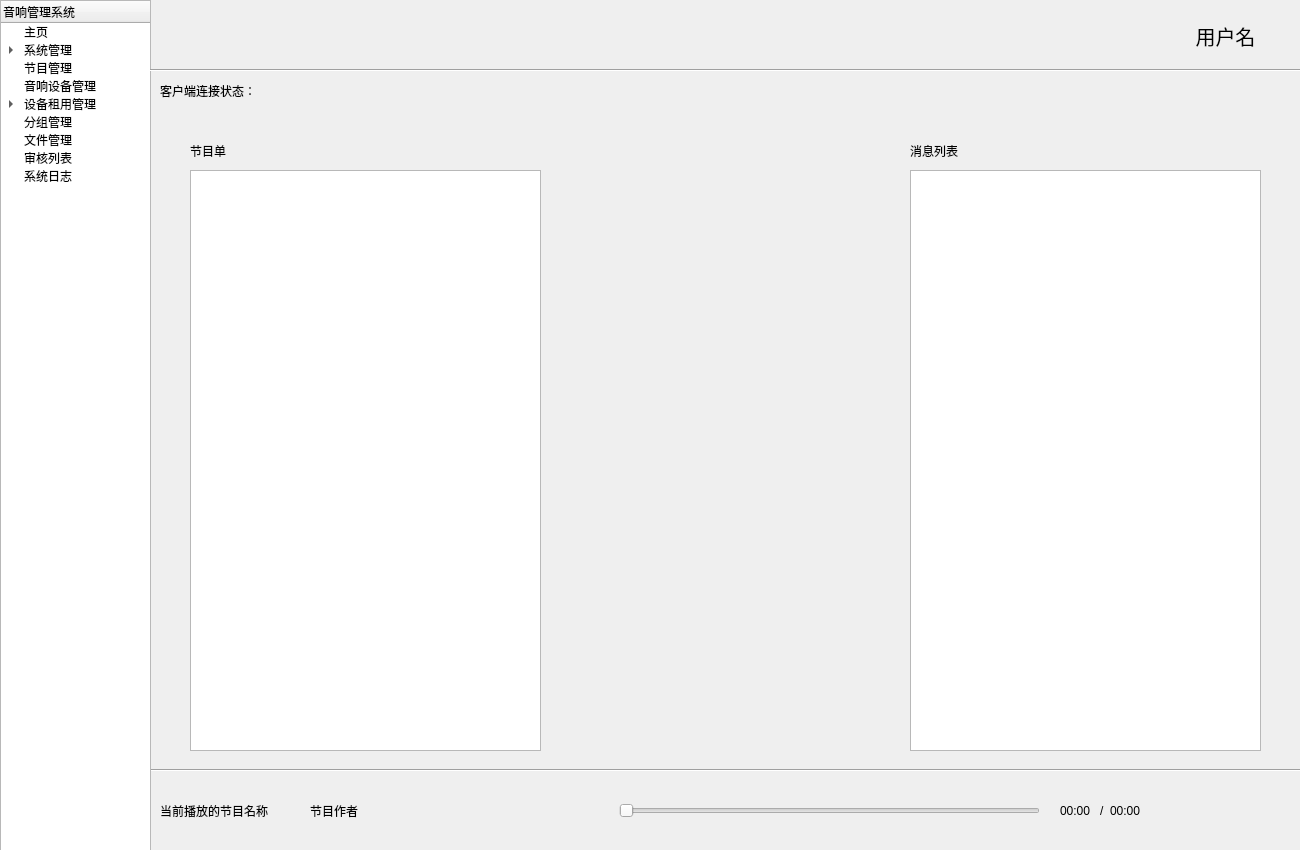
Old version of the form menu.ui in the repository sayoishoka/qtBroadcastServer.
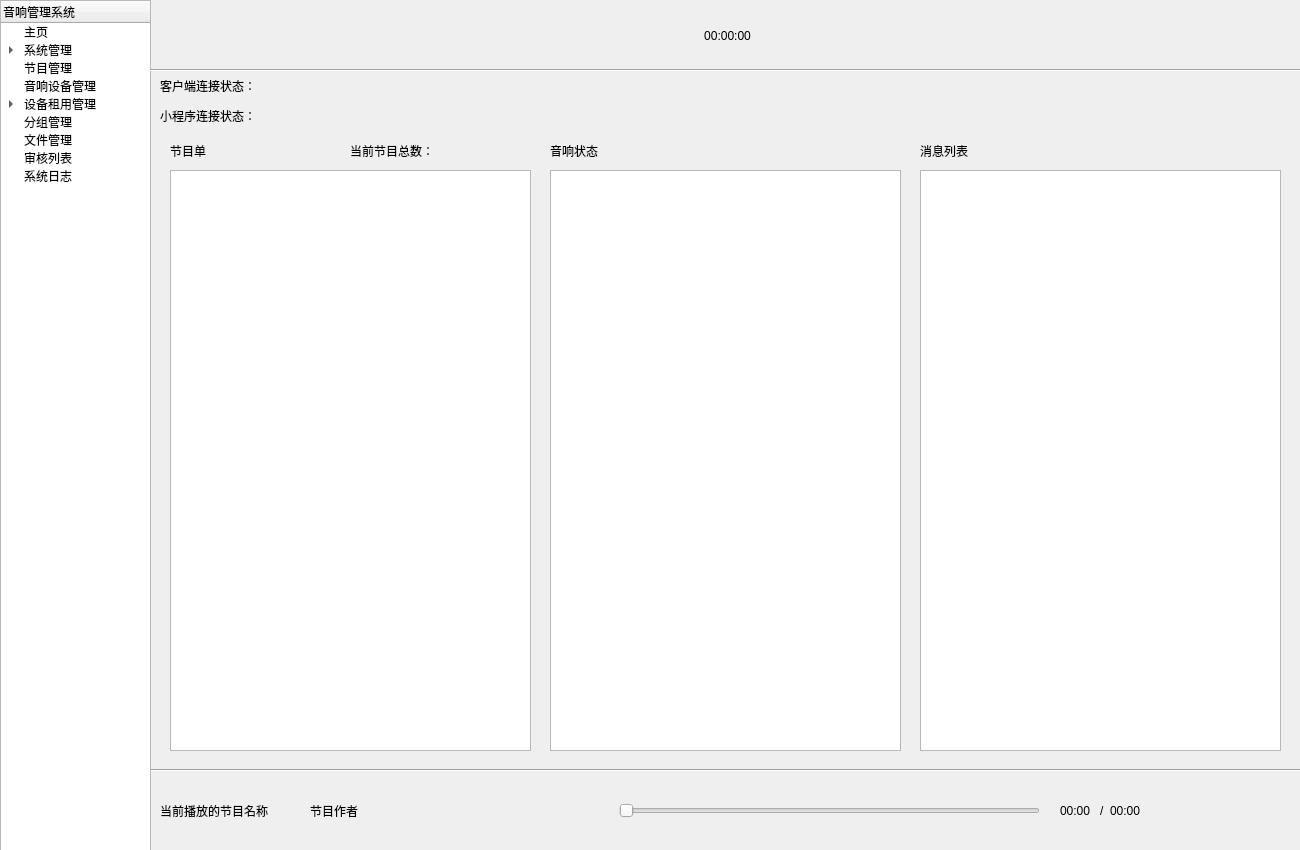
New version of the form. Icons and pictures are not drawn.

What changed in the file:
```diff
--- a/menu.ui
+++ b/menu.ui
@@ -19,7 +19,7 @@
      <x>150</x>
      <y>70</y>
      <width>1151</width>
-     <height>781</height>
+     <height>780</height>
     </rect>
    </property>
    <widget class="QWidget" name="page">
@@ -155,9 +155,9 @@
     <widget class="QTableWidget" name="tableWidget">
      <property name="geometry">
       <rect>
-       <x>40</x>
+       <x>20</x>
        <y>100</y>
-       <width>351</width>
+       <width>361</width>
        <height>581</height>
       </rect>
      </property>
@@ -215,9 +215,9 @@
     <widget class="QTableWidget" name="tableWidget_2">
      <property name="geometry">
       <rect>
-       <x>760</x>
+       <x>770</x>
        <y>100</y>
-       <width>351</width>
+       <width>361</width>
        <height>581</height>
       </rect>
      </property>
@@ -228,7 +228,7 @@
        <x>10</x>
        <y>0</y>
        <width>121</width>
-       <height>41</height>
+       <height>31</height>
       </rect>
      </property>
      <property name="text">
@@ -238,7 +238,7 @@
     <widget class="QLabel" name="label_8">
      <property name="geometry">
       <rect>
-       <x>40</x>
+       <x>20</x>
        <y>60</y>
        <width>121</width>
        <height>41</height>
@@ -251,7 +251,7 @@
     <widget class="QLabel" name="label_9">
      <property name="geometry">
       <rect>
-       <x>760</x>
+       <x>770</x>
        <y>60</y>
        <width>121</width>
        <height>41</height>
@@ -261,6 +261,55 @@
       <string>消息列表</string>
      </property>
     </widget>
+    <widget class="QLabel" name="label_10">
+     <property name="geometry">
+      <rect>
+       <x>10</x>
+       <y>30</y>
+       <width>121</width>
+       <height>31</height>
+      </rect>
+     </property>
+     <property name="text">
+      <string>小程序连接状态：</string>
+     </property>
+    </widget>
+    <widget class="QLabel" name="label_11">
+     <property name="geometry">
+      <rect>
+       <x>200</x>
+       <y>60</y>
+       <width>101</width>
+       <height>41</height>
+      </rect>
+     </property>
+     <property name="text">
+      <string>当前节目总数：</string>
+     </property>
+    </widget>
+    <widget class="QTableWidget" name="tableWidget_3">
+     <property name="geometry">
+      <rect>
+       <x>400</x>
+       <y>100</y>
+       <width>351</width>
+       <height>581</height>
+      </rect>
+     </property>
+    </widget>
+    <widget class="QLabel" name="label_12">
+     <property name="geometry">
+      <rect>
+       <x>400</x>
+       <y>60</y>
+       <width>121</width>
+       <height>41</height>
+      </rect>
+     </property>
+     <property name="text">
+      <string>音响状态</string>
+     </property>
+    </widget>
    </widget>
    <widget class="QWidget" name="page_2"/>
   </widget>
@@ -373,20 +422,28 @@
     <enum>Qt::Horizontal</enum>
    </property>
   </widget>
-  <widget class="QLabel" name="label_6">
+  <widget class="QWidget" name="horizontalLayoutWidget">
    <property name="geometry">
     <rect>
-     <x>1150</x>
+     <x>1179</x>
      <y>0</y>
-     <width>151</width>
+     <width>121</width>
      <height>71</height>
     </rect>
    </property>
-   <property name="styleSheet">
-    <string notr="true">font-size: 20px;</string>
+   <layout class="QHBoxLayout" name="horizontalLayout"/>
+  </widget>
+  <widget class="QLabel" name="time">
+   <property name="geometry">
+    <rect>
+     <x>677</x>
+     <y>20</y>
+     <width>101</width>
+     <height>31</height>
+    </rect>
    </property>
    <property name="text">
-    <string>用户名</string>
+    <string>00:00:00</string>
    </property>
    <property name="alignment">
     <set>Qt::AlignCenter</set>
```
Left out of the diff: 2 changed lines with no effect on the pictures.
